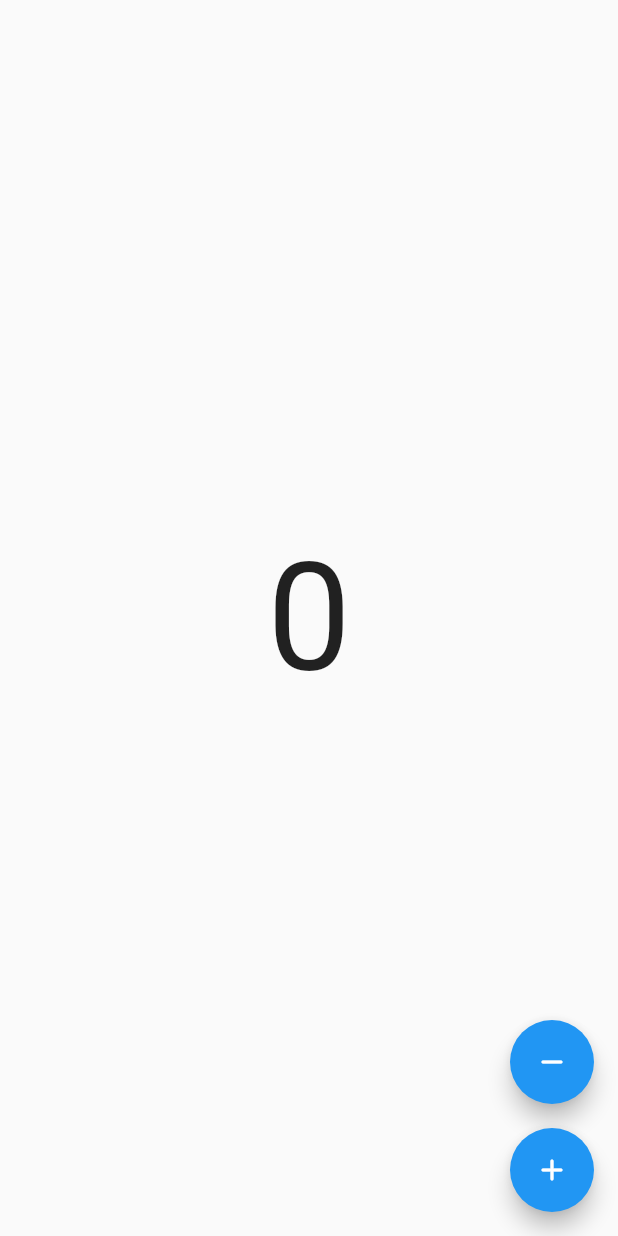
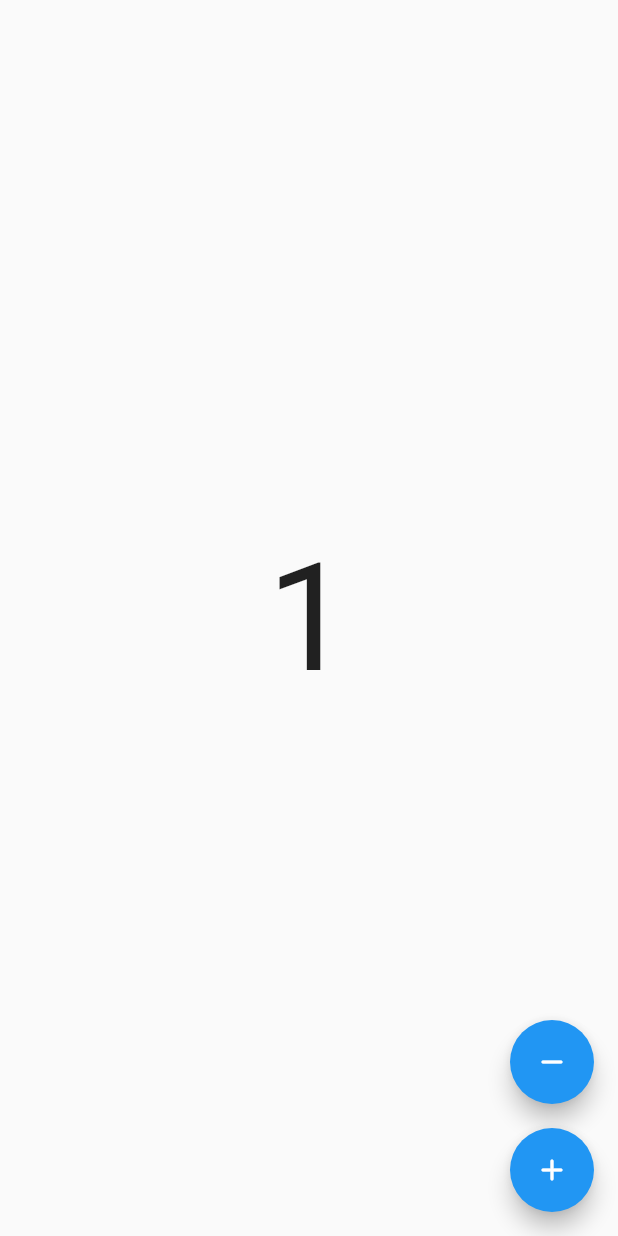
Before and after one commit to FadyFawzyOfficial/counter_bloc, a Flutter app: the screen it shows after launch, after a tap on the "remove" icon, on a phone screen of 412 x 824 dp. Run offline on Flutter 3.47's test engine with Material 2 defaults, Android fonts, the phone set to English and light mode, and no system bars; our stand-ins replace equatable, flutter_bloc.

```diff
--- a/lib/main.dart
+++ b/lib/main.dart
@@ -29,23 +29,29 @@ class MyHomePage extends StatelessWidget {
   @override
   Widget build(BuildContext context) {
     return Scaffold(
-      body: const Center(
-        child: Text(
-          '0',
-          style: TextStyle(fontSize: 100),
+      body: Center(
+        child: BlocBuilder<CounterBloc, CounterState>(
+          builder: (context, state) {
+            return Text(
+              '${state.counter}',
+              style: const TextStyle(fontSize: 100),
+            );
+          },
         ),
       ),
       floatingActionButton: Column(
         mainAxisSize: MainAxisSize.min,
         children: [
           FloatingActionButton(
-            onPressed: () {},
+            onPressed: () =>
+                context.read<CounterBloc>().add(IncrementCounterEvent()),
             heroTag: 'decrement',
             child: const Icon(Icons.remove_rounded),
           ),
           const SizedBox(height: 16),
           FloatingActionButton(
-            onPressed: () {},
+            onPressed: () => BlocProvider.of<CounterBloc>(context)
+                .add(DecrementCounterEvent()),
             heroTag: 'increment',
             child: const Icon(Icons.add_rounded),
           ),
```
